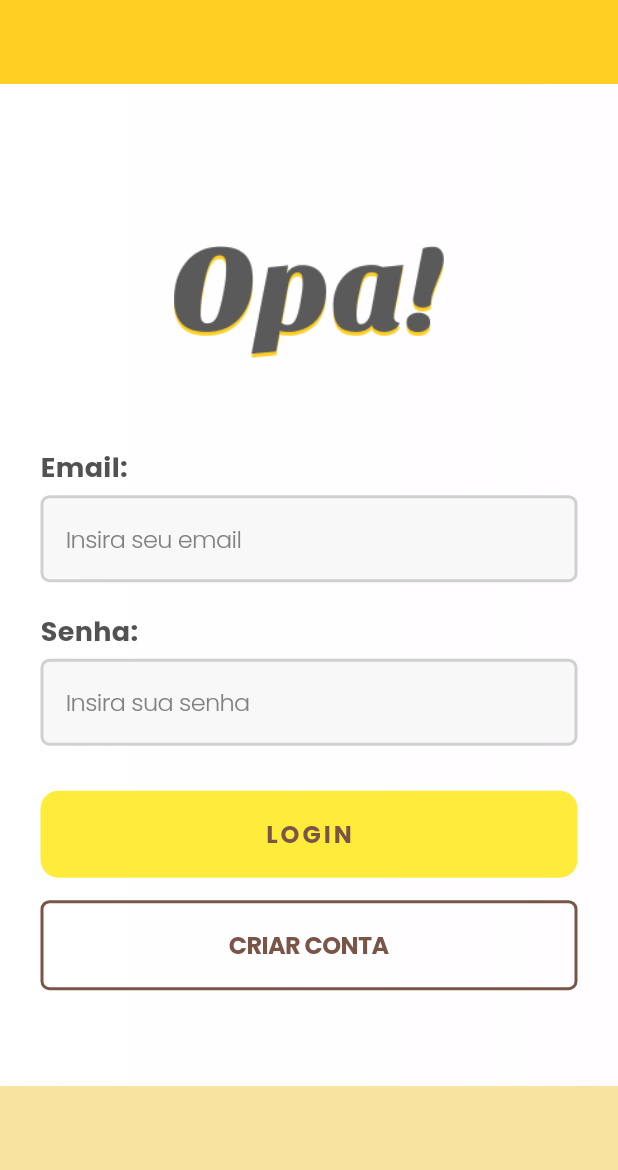
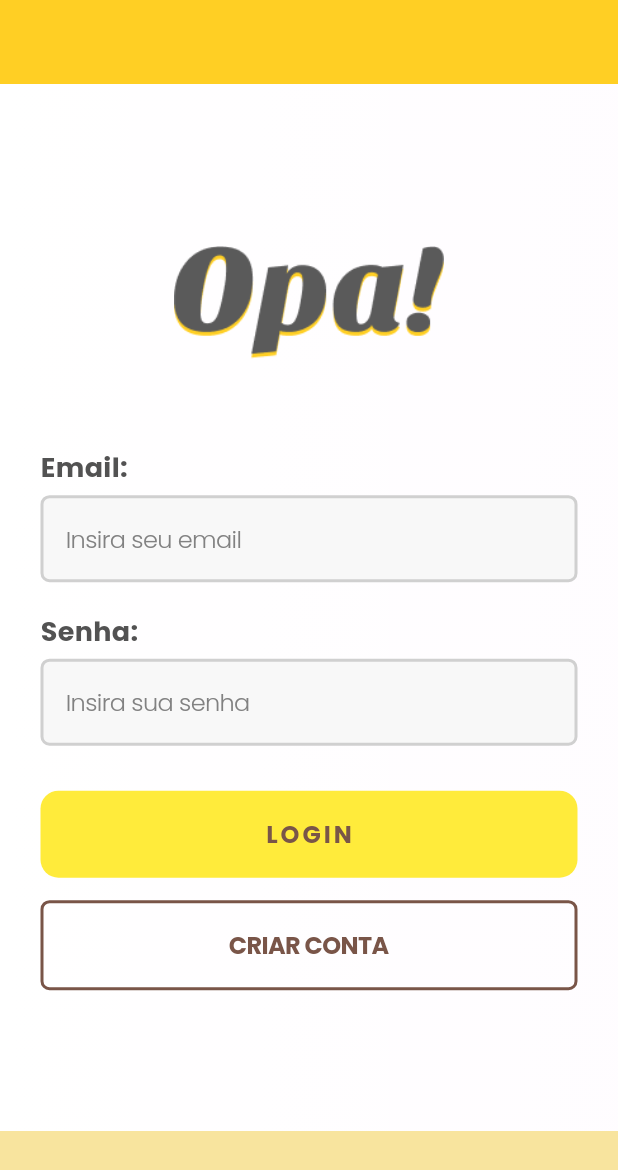
Before and after one commit to EduardoLott/opa_mobile, a Flutter app: the screen it shows after launch, on a phone screen of 412 x 824 dp. Shown: the top 1170 px of the screen. Run offline on Flutter 3.47's test engine with Material 3 defaults, Android fonts, the phone set to English and light mode, and no system bars; our stand-ins replace google_fonts.

Commit message:
fix: Altera height da borda

```diff
--- a/lib/login_page.dart
+++ b/lib/login_page.dart
@@ -169,7 +169,7 @@ class LoginPage extends StatelessWidget {
             right: 0,
             bottom: 0,
             child: Container(
-              height: 100, // Altura do quadrado
+              height: 70, // Altura do quadrado
               color: Color(0xFFF8E49E), // Cor do quadrado
             ),
           ),
```
